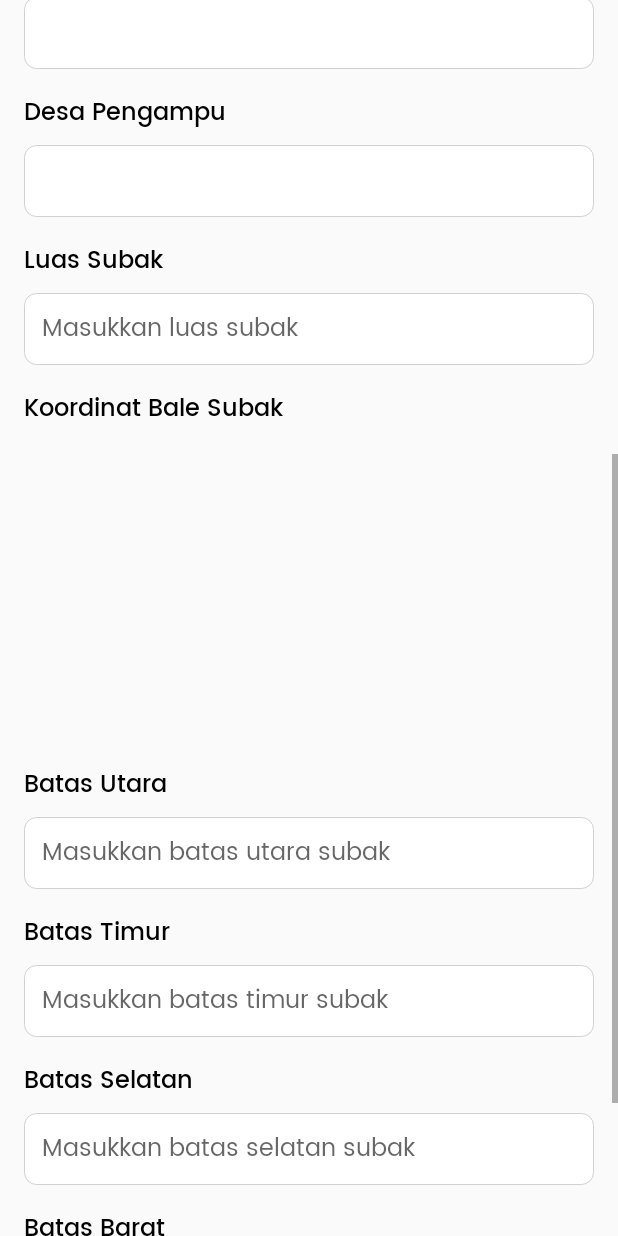
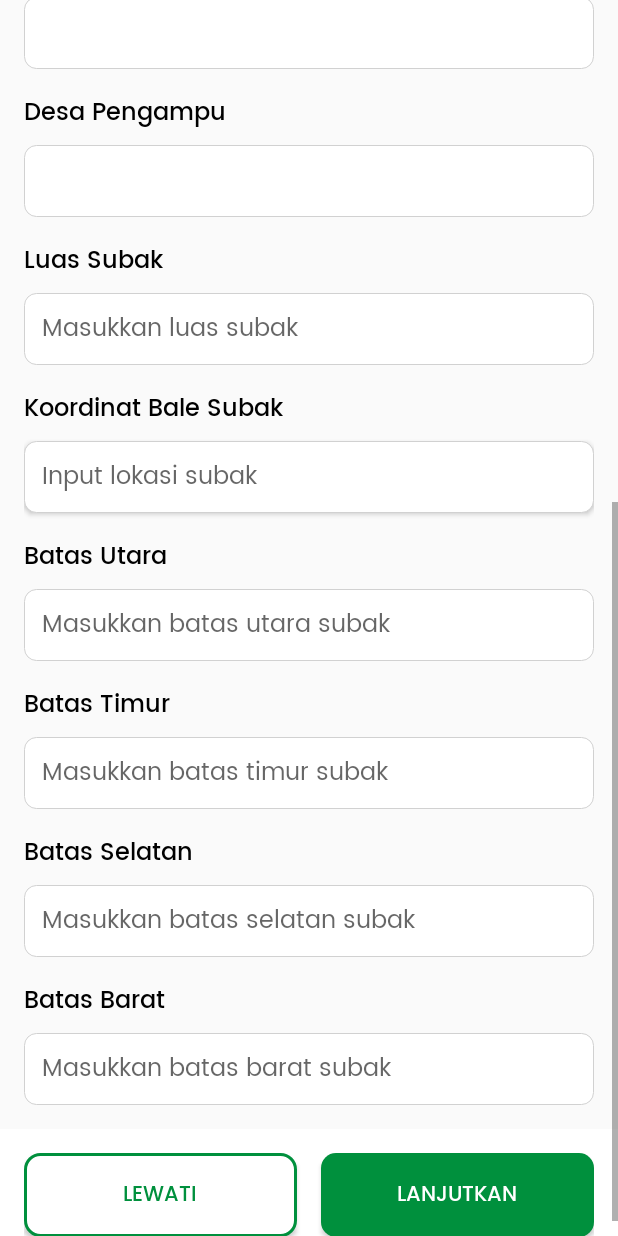
Before and after one commit to anekoinda/subak, an Android app: the layout activity_add_data_umum.xml on its own in the app's theme, with its tools: preview values and no code run, scrolled down 576 dp, on a phone screen of 412 x 824 dp. Run offline under Robolectric (Android 15) with nearby library versions, the phone set to English and light mode, and no system bars.

```diff
--- a/app/src/main/java/com/diskominfos/subakbali/ui/tambah/JenisFragment.kt
+++ b/app/src/main/java/com/diskominfos/subakbali/ui/tambah/JenisFragment.kt
@@ -7,7 +7,6 @@ import android.view.LayoutInflater
 import android.view.View
 import android.view.ViewGroup
 import androidx.lifecycle.ViewModelProvider
-import com.diskominfos.subakbali.ListData
 import com.diskominfos.subakbali.databinding.FragmentJenisBinding
 
 class JenisFragment : Fragment() {
--- a/app/src/main/java/com/diskominfos/subakbali/ListData.kt
+++ b/app/src/main/java/com/diskominfos/subakbali/ui/tambah/ListData.kt
@@ -1,10 +1,11 @@
-package com.diskominfos.subakbali
+package com.diskominfos.subakbali.ui.tambah
 
 import android.content.Intent
 import androidx.appcompat.app.AppCompatActivity
 import android.os.Bundle
-import com.diskominfos.subakbali.databinding.ActivityAddDataUmumBinding
+import com.diskominfos.subakbali.R
 import com.diskominfos.subakbali.databinding.ActivityListDataBinding
+import com.diskominfos.subakbali.ui.tambah.dataumum.AddDataUmum
 
 class ListData : AppCompatActivity() {
     private lateinit var binding: ActivityListDataBinding
--- a/app/src/main/java/com/diskominfos/subakbali/AddDataUmumViewModel.kt
+++ b/app/src/main/java/com/diskominfos/subakbali/ui/tambah/dataumum/AddDataUmumViewModel.kt
@@ -1,4 +1,4 @@
-package com.diskominfos.subakbali
+package com.diskominfos.subakbali.ui.tambah.dataumum
 
 import android.content.ContentValues
 import android.util.Log
--- a/app/src/main/res/layout/activity_add_data_umum.xml
+++ b/app/src/main/res/layout/activity_add_data_umum.xml
@@ -7,7 +7,7 @@
     android:layout_height="match_parent"
     android:background="@color/bg_grey"
     android:orientation="vertical"
-    tools:context=".AddDataUmum">
+    tools:context=".ui.tambah.dataumum.AddDataUmum">
 
     <ScrollView
         android:layout_width="match_parent"
@@ -114,7 +114,8 @@
                     android:fontFamily="@font/poppins_regular"
                     android:paddingStart="12dp"
                     android:spinnerMode="dropdown"
-                    android:textSize="16sp" />
+                    android:textSize="16sp"
+                    tools:ignore="SpeakableTextPresentCheck" />
 
                 <TextView
                     android:layout_width="wrap_content"
@@ -184,26 +185,21 @@
                     android:textSize="16sp" />
 
                 <FrameLayout
-                    android:id="@+id/map"
-                    android:name="com.google.android.gms.maps.SupportMapFragment"
+                    android:id="@+id/container"
+                    android:layout_height="wrap_content"
+                    android:layout_width="match_parent" />
+
+                <androidx.appcompat.widget.AppCompatButton
+                    android:id="@+id/btnLokasi"
                     android:layout_width="match_parent"
-                    android:layout_height="200dp"
-                    android:layout_marginTop="8dp">
-
-                    <ImageView
-                        android:id="@+id/iv_marker"
-                        android:layout_width="40dp"
-                        android:layout_height="40dp"
-                        android:layout_marginBottom="40dp"
-                        android:importantForAccessibility="no"
-                        android:src="@drawable/ic_lock"
-                        android:visibility="invisible"
-                        app:layout_constraintBottom_toBottomOf="parent"
-                        app:layout_constraintEnd_toEndOf="parent"
-                        app:layout_constraintHorizontal_bias="0.5"
-                        app:layout_constraintStart_toStartOf="parent"
-                        app:layout_constraintTop_toTopOf="parent" />
-                </FrameLayout>
+                    android:layout_height="48dp"
+                    android:layout_marginTop="8dp"
+                    android:background="@drawable/custom_input"
+                    android:fontFamily="@font/poppins_regular"
+                    android:gravity="start|center_vertical"
+                    android:hint="Input lokasi subak"
+                    android:paddingStart="12dp"
+                    android:textSize="16sp" />
 
                 <TextView
                     android:layout_width="wrap_content"
--- a/app/src/main/res/layout/activity_list_data.xml
+++ b/app/src/main/res/layout/activity_list_data.xml
@@ -6,7 +6,7 @@
     android:layout_height="match_parent"
     android:background="@color/bg_grey"
     android:orientation="vertical"
-    tools:context=".ListData">
+    tools:context=".ui.tambah.ListData">
 
     <FrameLayout
         android:layout_width="match_parent"
```
Also changed, not shown: app/src/main/AndroidManifest.xml (+12 -9 lines), app/src/main/java/com/diskominfos/subakbali/ui/tambah/dataumum/AddDataUmum.kt (renamed from app/src/main/java/com/diskominfos/subakbali/AddDataUmum.kt, +27 -18 lines), app/src/main/java/com/diskominfos/subakbali/ui/tambah/dataumum/AddMarkerSubak.kt (added, +71 -0 lines), app/src/main/res/layout/activity_add_marker_subak.xml (added, +95 -0 lines).
